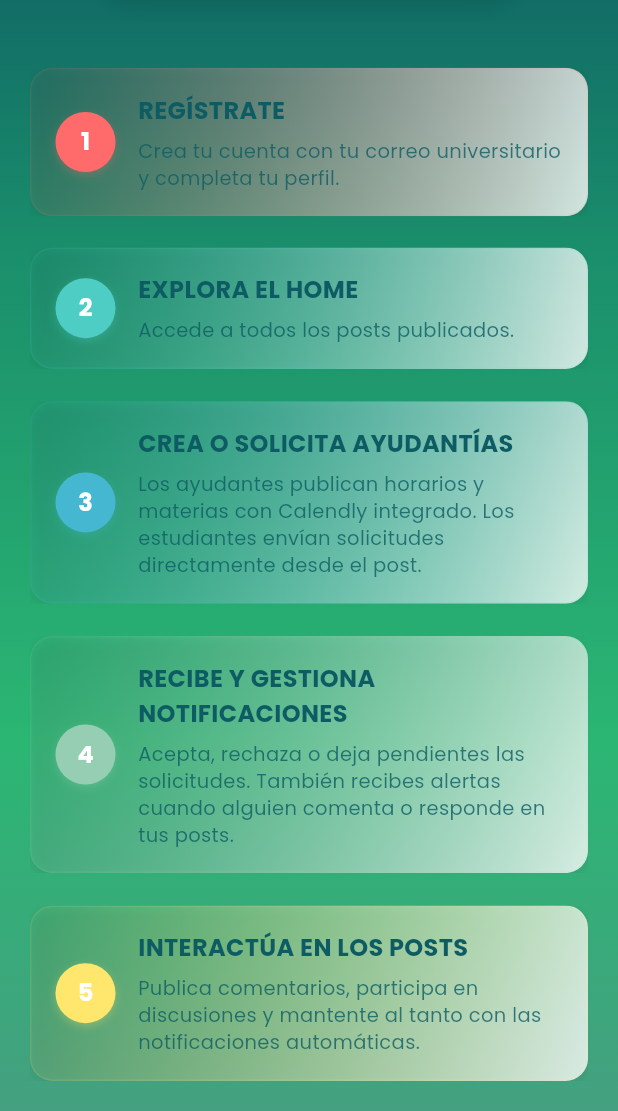
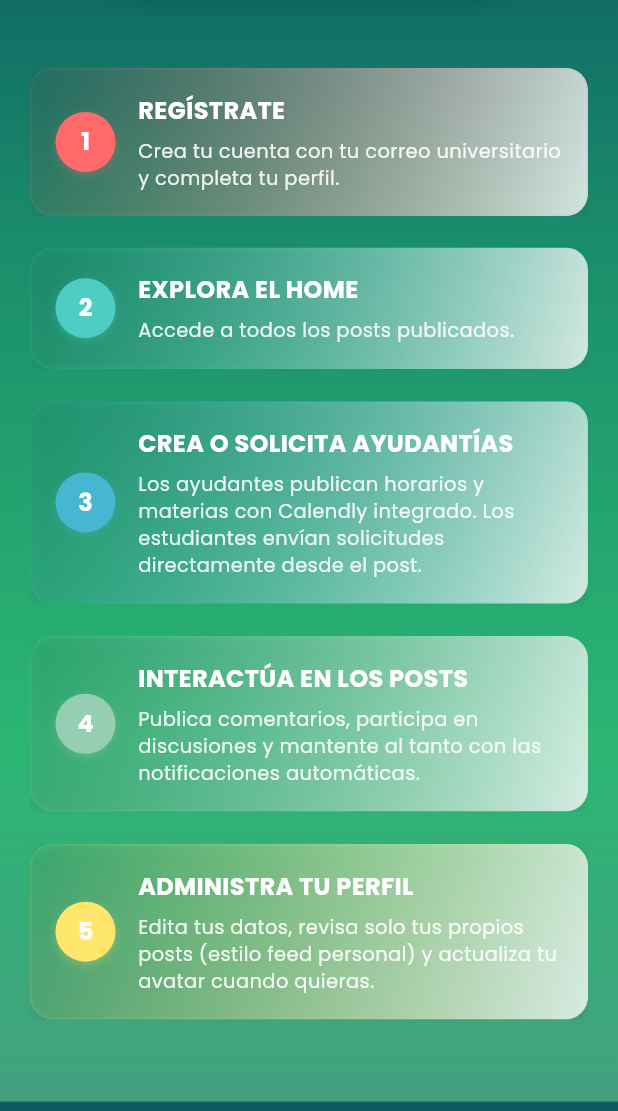
Before and after one commit to UpsaMe-App/frontendP2, a Flutter app: the screen it shows after launch, scrolled down 1152 dp, on a phone screen of 412 x 824 dp, the part 125-1236 px from its top. Run offline on Flutter 3.47's test engine with Material 3 defaults, Android fonts, the phone set to English and light mode, and no system bars; our stand-ins replace google_fonts, image_picker, lottie; missing offline and left inert: dart:html, dart:ui_web; accounts and stored records are empty; network calls fail.

Commit message:
Interfaz gráfica

```diff
--- a/flutter_upsame/lib/screens/landing_page.dart
+++ b/flutter_upsame/lib/screens/landing_page.dart
@@ -388,7 +388,7 @@
             ),
             child: const Row(
               children: [
-                Text('WORK WITH US'),
+                Text('UNITE'),
                 SizedBox(width: 8),
                 Icon(Icons.arrow_forward_rounded, size: 18),
               ],
@@ -450,7 +450,7 @@
               const SizedBox(height: 20),
               _buildMobileNavItem('¿QUÉ HACEMOS?', Icons.help_rounded, _scrollToTutorial),
               const SizedBox(height: 20),
-              _buildMobileNavItem('WORK WITH US', Icons.rocket_launch_rounded, _navigateToLogin),
+              _buildMobileNavItem('UNITE', Icons.rocket_launch_rounded, _navigateToLogin),
               const Spacer(),
               Container(
                 padding: const EdgeInsets.all(16),
@@ -573,7 +573,7 @@
                       child: Row(
                         mainAxisSize: MainAxisSize.min,
                         children: [
-                          Text('WORK WITH US'),
+                          Text('UNITE'),
                           SizedBox(width: _isTablet ? 8 : 10),
                           Icon(Icons.rocket_launch_rounded, size: _isTablet ? 18 : 20),
                         ],
@@ -589,7 +589,10 @@
           // Right side - Owl animation
           if (!_isTablet) Expanded(
             flex: 2,
-            child: Container(
+            child: Column(
+              mainAxisAlignment: MainAxisAlignment.center,
+              children: [
+                Container(
                   height: 400,
                   decoration: BoxDecoration(
                     borderRadius: BorderRadius.circular(20),
@@ -629,6 +632,29 @@
                     ),
                   ),
                 ),
+                const SizedBox(height: 20),
+                Text(
+                  '¡VOS PODÉS!',
+                  style: GoogleFonts.pacifico(
+                    fontSize: 48,
+                    fontWeight: FontWeight.bold,
+                    color: Colors.white,
+                    shadows: [
+                      Shadow(
+                        color: Colors.black.withOpacity(0.5),
+                        offset: const Offset(3, 3),
+                        blurRadius: 8,
+                      ),
+                      Shadow(
+                        color: const Color(0xFF0D5C63).withOpacity(0.3),
+                        offset: const Offset(-1, -1),
+                        blurRadius: 4,
+                      ),
+                    ],
+                  ),
+                ),
+              ],
+            ),
           ),
         ],
       ),
@@ -664,6 +690,8 @@
             ),
           ),
           const SizedBox(height: 40),
+          Column(
+            children: [
               Container(
                 height: 200,
                 margin: const EdgeInsets.symmetric(horizontal: 10),
@@ -704,6 +732,29 @@
                     },
                   ),
                 ),
+              ),
+              const SizedBox(height: 15),
+              Text(
+                '¡VOS PODÉS!',
+                style: GoogleFonts.pacifico(
+                  fontSize: 36,
+                  fontWeight: FontWeight.bold,
+                  color: Colors.white,
+                  shadows: [
+                    Shadow(
+                      color: Colors.black.withOpacity(0.5),
+                      offset: const Offset(3, 3),
+                      blurRadius: 8,
+                    ),
+                    Shadow(
+                      color: const Color(0xFF0D5C63).withOpacity(0.3),
+                      offset: const Offset(-1, -1),
+                      blurRadius: 4,
+                    ),
+                  ],
+                ),
+              ),
+            ],
           ),
           const SizedBox(height: 40),
           ScaleTransition(
@@ -732,7 +783,7 @@
                 child: const Row(
                   mainAxisSize: MainAxisSize.min,
                   children: [
-                    Text('WORK WITH US'),
+                    Text('UNITE'),
                     SizedBox(width: 10),
                     Icon(Icons.rocket_launch_rounded, size: 18),
                   ],
@@ -883,7 +934,7 @@
                             style: GoogleFonts.poppins(
                               fontSize: _isMobile ? 20 : 22,
                               fontWeight: FontWeight.bold,
-                              color: const Color(0xFF0D5C63),
+                              color: Colors.white,
                             ),
                           ),
                           SizedBox(height: _isMobile ? 10 : 15),
@@ -892,7 +943,7 @@
                             textAlign: TextAlign.center,
                             style: GoogleFonts.poppins(
                               fontSize: _isMobile ? 14 : 16,
-                              color: const Color(0xFF0D5C63).withOpacity(0.8),
+                              color: Colors.white.withOpacity(0.9),
                               height: 1.5,
                             ),
                           ),
@@ -1025,20 +1076,13 @@
         const SizedBox(height: 25),
         _buildStepCard(
           step: 4,
-          title: 'RECIBE Y GESTIONA NOTIFICACIONES',
-          description: 'Acepta, rechaza o deja pendientes las solicitudes.\nTambién recibes alertas cuando alguien comenta o responde en tus posts.',
+          title: 'INTERACTÚA EN LOS POSTS',
+          description: 'Publica comentarios, participa en discusiones y mantente al tanto con las notificaciones automáticas.',
           isVisible: _hasAnimatedTutorial,
         ),
         const SizedBox(height: 25),
         _buildStepCard(
           step: 5,
-          title: 'INTERACTÚA EN LOS POSTS',
-          description: 'Publica comentarios, participa en discusiones y mantente al tanto con las notificaciones automáticas.',
-          isVisible: _hasAnimatedTutorial,
-        ),
-        const SizedBox(height: 25),
-        _buildStepCard(
-          step: 6,
           title: 'ADMINISTRA TU PERFIL',
           description: 'Edita tus datos, revisa solo tus propios posts (estilo feed personal) y actualiza tu avatar cuando quieras.',
           isVisible: _hasAnimatedTutorial,
@@ -1075,20 +1119,13 @@
         const SizedBox(height: 20),
         _buildMobileStepCard(
           step: 4,
-          title: 'RECIBE Y GESTIONA NOTIFICACIONES',
-          description: 'Acepta, rechaza o deja pendientes las solicitudes. También recibes alertas cuando alguien comenta o responde en tus posts.',
+          title: 'INTERACTÚA EN LOS POSTS',
+          description: 'Publica comentarios, participa en discusiones y mantente al tanto con las notificaciones automáticas.',
           isVisible: _hasAnimatedTutorial,
         ),
         const SizedBox(height: 20),
         _buildMobileStepCard(
           step: 5,
-          title: 'INTERACTÚA EN LOS POSTS',
-          description: 'Publica comentarios, participa en discusiones y mantente al tanto con las notificaciones automáticas.',
-          isVisible: _hasAnimatedTutorial,
-        ),
-        const SizedBox(height: 20),
-        _buildMobileStepCard(
-          step: 6,
           title: 'ADMINISTRA TU PERFIL',
           description: 'Edita tus datos, revisa solo tus propios posts (estilo feed personal) y actualiza tu avatar cuando quieras.',
           isVisible: _hasAnimatedTutorial,
@@ -1187,7 +1224,7 @@
                             style: GoogleFonts.poppins(
                               fontSize: 18,
                               fontWeight: FontWeight.bold,
-                              color: const Color(0xFF0D5C63),
+                              color: Colors.white,
                             ),
                           ),
                           const SizedBox(height: 8),
@@ -1195,7 +1232,7 @@
                             description,
                             style: GoogleFonts.poppins(
                               fontSize: 14,
-                              color: const Color(0xFF0D5C63).withOpacity(0.8),
+                              color: Colors.white.withOpacity(0.9),
                               height: 1.4,
                             ),
                           ),
@@ -1302,7 +1339,7 @@
                             style: GoogleFonts.poppins(
                               fontSize: 16,
                               fontWeight: FontWeight.bold,
-                              color: const Color(0xFF0D5C63),
+                              color: Colors.white,
                             ),
                           ),
                           const SizedBox(height: 6),
@@ -1310,7 +1347,7 @@
                             description,
                             style: GoogleFonts.poppins(
                               fontSize: 13,
-                              color: const Color(0xFF0D5C63).withOpacity(0.8),
+                              color: Colors.white.withOpacity(0.9),
                               height: 1.4,
                             ),
                           ),
```
Lines whose indentation alone changed are shown as unchanged.
